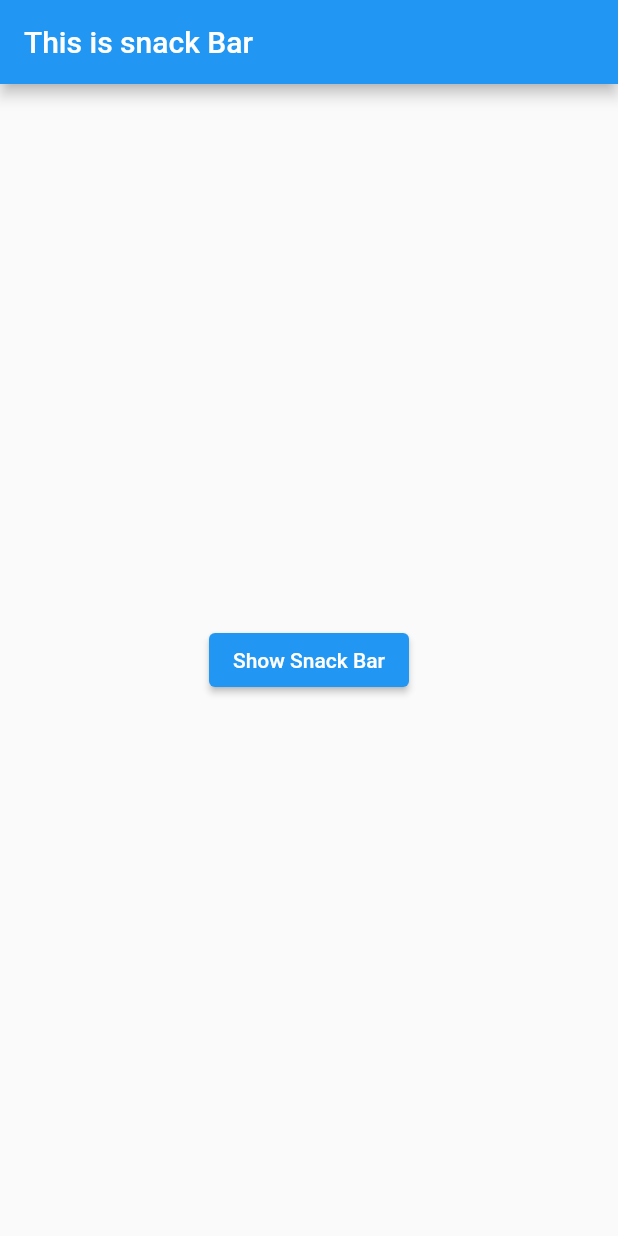
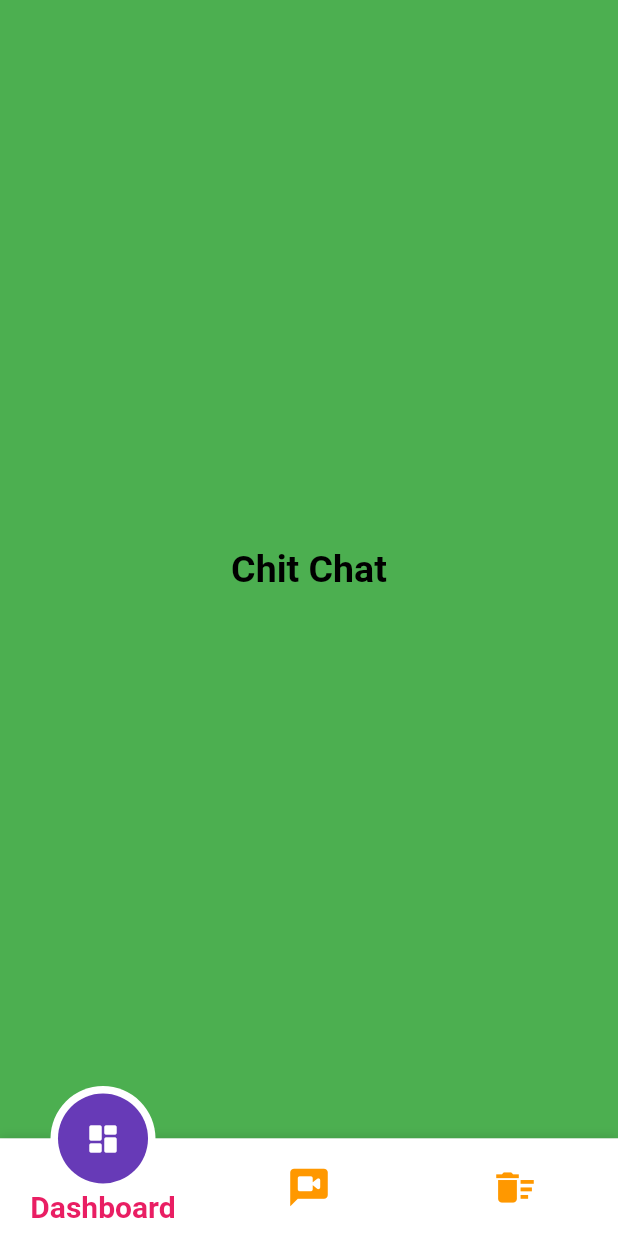
Before and after one commit to tarunchauhan97/flutter-getx-basics, a Flutter app: the screen it shows after launch, on a phone screen of 412 x 824 dp. Run offline on Flutter 3.47's test engine with Material 2 defaults, Android fonts, the phone set to English and light mode, and no system bars; drawn by our look-alikes of motion_tab_bar_v2; our stand-ins replace get.

Commit message:
motion tab bar app

```diff
--- /dev/null
+++ b/lib/homepage.dart
@@ -0,0 +1,59 @@
+import 'package:flutter/material.dart';
+import 'package:get/get_core/src/get_main.dart';
+import 'package:get/get_instance/src/extension_instance.dart';
+import 'package:get/get_state_manager/src/rx_flutter/rx_obx_widget.dart';
+import 'package:flutter_getx/tab_controller.dart';
+import 'package:motion_tab_bar_v2/motion-tab-bar.dart';
+
+class HomePage extends StatelessWidget {
+
+  final controller = Get.put(TabControllerX());
+
+   HomePage({Key? key}) : super(key: key);
+
+  @override
+  Widget build(BuildContext context) {
+    return SafeArea(
+      child: Scaffold(
+        body: Obx(
+            () => controller.getIndex() == 0
+                ?
+                myPage('Dashboard View',Colors.blueGrey,)
+                :
+                controller.getIndex() == 1
+                ?
+                myPage('Chit Chat',Colors.green)
+                :
+                myPage('Delete',Colors.teal)
+        ),
+        bottomNavigationBar: MotionTabBar(
+          icons: const [Icons.dashboard_rounded,Icons.voice_chat_rounded,Icons.delete_sweep],
+          tabIconColor: Colors.orange,
+          tabSelectedColor: Colors.deepPurple,
+          labels: const ['Dashboard','Chit Chat','Delete'],
+          initialSelectedTab: 'Dashboard',
+          textStyle: const TextStyle(color: Colors.pink,fontSize: 20.0,fontWeight: FontWeight.bold),
+          onTabItemSelected: (int val) => controller.setIndex(val),
+        ),
+      ),
+    );
+  }
+
+  myPage(String fashion, Color color)
+          =>
+              Container(
+                color: color,
+                child: Column(
+                  mainAxisAlignment: MainAxisAlignment.center,
+                  children: [
+                    Center(child: Text(fashion, style: TextStyle(
+                      color: color.computeLuminance() <0.5
+                              ?
+                          Colors.black
+                              :
+                          Colors.pinkAccent,fontSize: 25.0,fontWeight: FontWeight.bold
+                    ),),)
+                  ],
+                ),
+              );
+}
--- a/lib/main.dart
+++ b/lib/main.dart
@@ -1,36 +1,23 @@
 import 'package:flutter/material.dart';
 import 'package:get/get.dart';
 
+import 'homepage.dart';
+
 void main() {
-  runApp(const MyApp());
+  runApp( MyApp());
 }
 
 class MyApp extends StatelessWidget {
   const MyApp({Key? key}) : super(key: key);
-
+  // This widget is the root of your application.
   @override
   Widget build(BuildContext context) {
     return GetMaterialApp(
-      title: 'Snack Bar',
-      home: Scaffold(
-        appBar: AppBar(
-          title: Text('This is snack Bar '),
-        ),
-        body: Center(
-          child: Column(
-            mainAxisAlignment: MainAxisAlignment.center,
-            crossAxisAlignment: CrossAxisAlignment.center,
-            children: [
-              ElevatedButton(
-                onPressed: () {
-                  Get.snackbar("Its Snack Bar GetX", "Hello SnackBar");
-                },
-                child: Text("Show Snack Bar"),
-              ),
-            ],
-          ),
-        ),
+      title: 'Motion Tab Bar GetX',
+      theme: ThemeData(
+        primarySwatch: Colors.blue,
       ),
+      home: HomePage(),
     );
   }
 }
--- /dev/null
+++ b/lib/tab_controller.dart
@@ -0,0 +1,8 @@
+import 'package:get/get.dart';
+
+class TabControllerX extends GetxController{
+  var index = 1.obs;
+
+  setIndex(val) => index.value =val;
+  getIndex() => index;
+}
```
Also changed, not shown: pubspec.yaml (+7 -77 lines), pubspec.lock.
